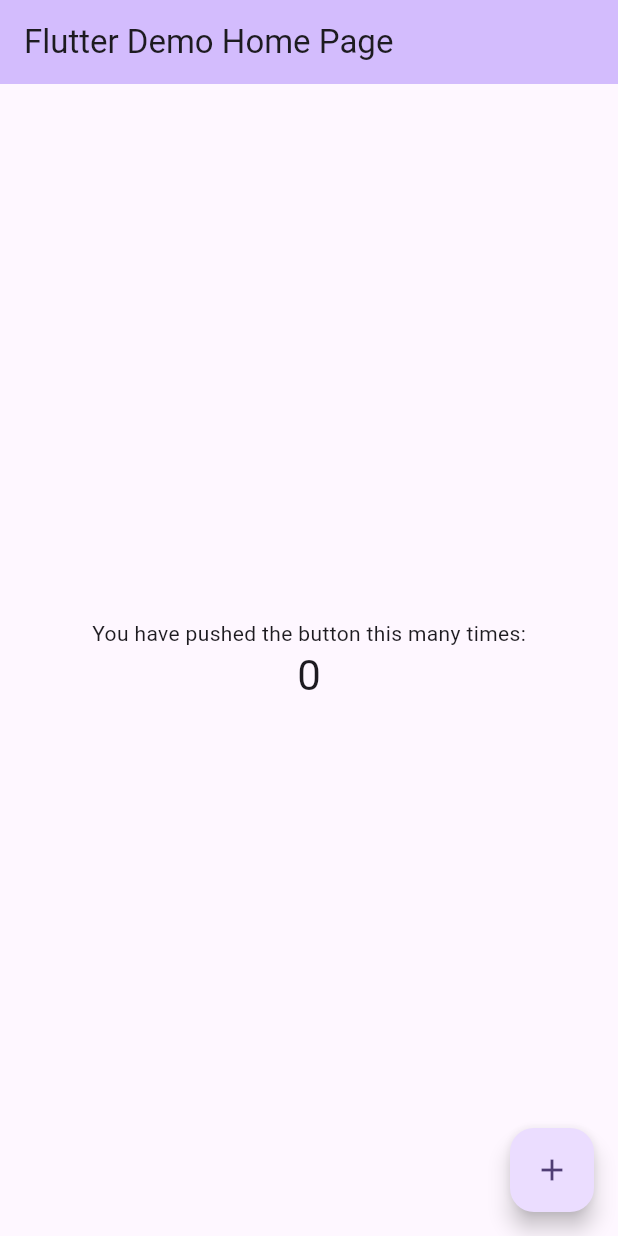
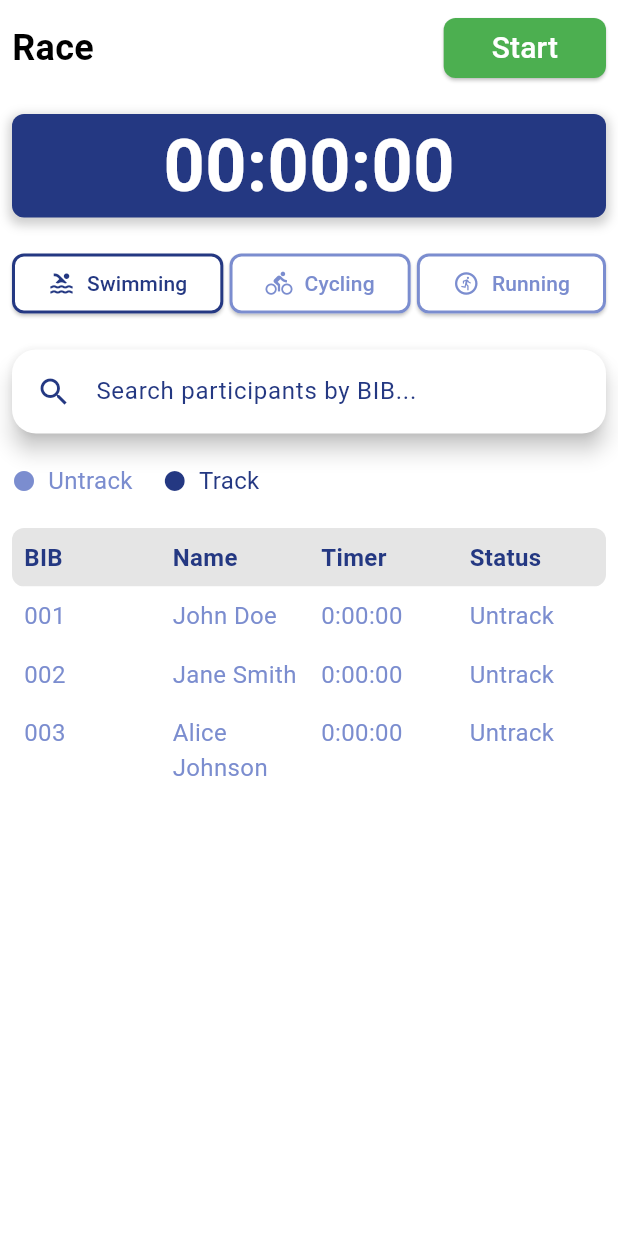
Before and after one commit to SamnangKong426/sport_chrono, a Flutter app: the screen it shows after launch, on a phone screen of 412 x 824 dp. Run offline on Flutter 3.47's test engine with Material 3 defaults, Android fonts, the phone set to English and light mode, and no system bars.

Commit message:
create race screen

```diff
--- a/lib/main.dart
+++ b/lib/main.dart
@@ -1,122 +1,13 @@
 import 'package:flutter/material.dart';
+import 'package:sport_chrono/themes/app_theme.dart';
+import 'package:sport_chrono/views/race_view.dart';
 
 void main() {
-  runApp(const MyApp());
+  runApp(
+    MaterialApp(
+      title: 'Sport Chrono',
+      theme: AppTheme.light,
+      home: const RaceView(),
+    ),
+  );
 }
-
-class MyApp extends StatelessWidget {
-  const MyApp({super.key});
-
-  // This widget is the root of your application.
-  @override
-  Widget build(BuildContext context) {
-    return MaterialApp(
-      title: 'Flutter Demo',
-      theme: ThemeData(
-        // This is the theme of your application.
-        //
-        // TRY THIS: Try running your application with "flutter run". You'll see
-        // the application has a purple toolbar. Then, without quitting the app,
-        // try changing the seedColor in the colorScheme below to Colors.green
-        // and then invoke "hot reload" (save your changes or press the "hot
-        // reload" button in a Flutter-supported IDE, or press "r" if you used
-        // the command line to start the app).
-        //
-        // Notice that the counter didn't reset back to zero; the application
-        // state is not lost during the reload. To reset the state, use hot
-        // restart instead.
-        //
-        // This works for code too, not just values: Most code changes can be
-        // tested with just a hot reload.
-        colorScheme: ColorScheme.fromSeed(seedColor: Colors.deepPurple),
-      ),
-      home: const MyHomePage(title: 'Flutter Demo Home Page'),
-    );
-  }
-}
-
-class MyHomePage extends StatefulWidget {
-  const MyHomePage({super.key, required this.title});
-
-  // This widget is the home page of your application. It is stateful, meaning
-  // that it has a State object (defined below) that contains fields that affect
-  // how it looks.
-
-  // This class is the configuration for the state. It holds the values (in this
-  // case the title) provided by the parent (in this case the App widget) and
-  // used by the build method of the State. Fields in a Widget subclass are
-  // always marked "final".
-
-  final String title;
-
-  @override
-  State<MyHomePage> createState() => _MyHomePageState();
-}
-
-class _MyHomePageState extends State<MyHomePage> {
-  int _counter = 0;
-
-  void _incrementCounter() {
-    setState(() {
-      // This call to setState tells the Flutter framework that something has
-      // changed in this State, which causes it to rerun the build method below
-      // so that the display can reflect the updated values. If we changed
-      // _counter without calling setState(), then the build method would not be
-      // called again, and so nothing would appear to happen.
-      _counter++;
-    });
-  }
-
-  @override
-  Widget build(BuildContext context) {
-    // This method is rerun every time setState is called, for instance as done
-    // by the _incrementCounter method above.
-    //
-    // The Flutter framework has been optimized to make rerunning build methods
-    // fast, so that you can just rebuild anything that needs updating rather
-    // than having to individually change instances of widgets.
-    return Scaffold(
-      appBar: AppBar(
-        // TRY THIS: Try changing the color here to a specific color (to
-        // Colors.amber, perhaps?) and trigger a hot reload to see the AppBar
-        // change color while the other colors stay the same.
-        backgroundColor: Theme.of(context).colorScheme.inversePrimary,
-        // Here we take the value from the MyHomePage object that was created by
-        // the App.build method, and use it to set our appbar title.
-        title: Text(widget.title),
-      ),
-      body: Center(
-        // Center is a layout widget. It takes a single child and positions it
-        // in the middle of the parent.
-        child: Column(
-          // Column is also a layout widget. It takes a list of children and
-          // arranges them vertically. By default, it sizes itself to fit its
-          // children horizontally, and tries to be as tall as its parent.
-          //
-          // Column has various properties to control how it sizes itself and
-          // how it positions its children. Here we use mainAxisAlignment to
-          // center the children vertically; the main axis here is the vertical
-          // axis because Columns are vertical (the cross axis would be
-          // horizontal).
-          //
-          // TRY THIS: Invoke "debug painting" (choose the "Toggle Debug Paint"
-          // action in the IDE, or press "p" in the console), to see the
-          // wireframe for each widget.
-          mainAxisAlignment: MainAxisAlignment.center,
-          children: <Widget>[
-            const Text('You have pushed the button this many times:'),
-            Text(
-              '$_counter',
-              style: Theme.of(context).textTheme.headlineMedium,
-            ),
-          ],
-        ),
-      ),
-      floatingActionButton: FloatingActionButton(
-        onPressed: _incrementCounter,
-        tooltip: 'Increment',
-        child: const Icon(Icons.add),
-      ), // This trailing comma makes auto-formatting nicer for build methods.
-    );
-  }
-}
--- /dev/null
+++ b/lib/models/participant_model.dart
@@ -0,0 +1,31 @@
+class Participant {
+  final String bib;
+  final String name;
+  final Duration timer;
+  final bool status;
+
+  Participant({
+    required this.bib,
+    required this.name,
+    required this.timer,
+    required this.status,
+  });
+
+  Map<String, dynamic> toJson() {
+    return {
+      'bib': bib,
+      'name': name,
+      'timer': timer.inSeconds,
+      'status': status,
+    };
+  }
+
+  factory Participant.fromJson(Map<String, dynamic> json) {
+    return Participant(
+      bib: json['bib'],
+      name: json['name'],
+      timer: Duration.zero,
+      status: false,
+    );
+  }
+}
--- /dev/null
+++ b/lib/services/participant_service.dart
@@ -0,0 +1,49 @@
+import '../models/participant_model.dart';
+
+class ParticipantService {
+  final List<Participant> _participants = [
+    Participant(
+      bib: '001',
+      name: 'John Doe',
+      timer: Duration.zero,
+      status: false,
+    ),
+    Participant(
+      bib: '002',
+      name: 'Jane Smith',
+      timer: Duration.zero,
+      status: false,
+    ),
+    Participant(
+      bib: '003',
+      name: 'Alice Johnson',
+      timer: Duration.zero,
+      status: false,
+    ),
+  ];
+
+  List<Participant> get participants => _participants;
+
+  void addParticipant(Participant participant) {
+    _participants.add(participant);
+  }
+
+  void removeParticipant(int index) {
+    if (index >= 0 && index < _participants.length) {
+      _participants.removeAt(index);
+    }
+  }
+
+  void removeAllParticipants() {
+    _participants.clear();
+  }
+
+  // For future implementation: store participants in local storage or remote database
+  Future<void> saveParticipants() async {
+    // Implementation for saving participants
+  }
+
+  Future<void> loadParticipants() async {
+    // Implementation for loading participants
+  }
+}
--- /dev/null
+++ b/lib/themes/app_theme.dart
@@ -0,0 +1,58 @@
+import 'package:flutter/material.dart';
+
+class AppTheme {
+  // Colors
+  static const Color primaryColor  = Color(0xFF7B8DCF);
+  static const Color selectedColor = Color(0xFF243882);
+
+  // Themedata
+  static final ThemeData light = ThemeData(
+    primaryColor: primaryColor,
+    colorScheme: ColorScheme.light(
+      primary: primaryColor,
+      secondary: selectedColor,
+    ),
+    scaffoldBackgroundColor: Colors.white,
+
+    textTheme: const TextTheme(
+      headlineMedium: TextStyle(    // used for your timer
+        fontSize: 48,
+        fontWeight: FontWeight.bold,
+        color: Colors.white,
+      ),
+      titleLarge: TextStyle(        // used for your “Race” title
+        fontSize: 24,
+        fontWeight: FontWeight.bold,
+        color: Colors.black,
+      ),
+      bodyLarge: TextStyle(color: primaryColor, fontSize: 16),
+      titleMedium: TextStyle(color: selectedColor, fontSize: 16),
+    ),
+
+    elevatedButtonTheme: ElevatedButtonThemeData(
+      style: ElevatedButton.styleFrom(
+        backgroundColor: Colors.green,
+        shape: RoundedRectangleBorder(
+          borderRadius: BorderRadius.circular(8),
+        ),
+      ),
+    ),
+
+    inputDecorationTheme: InputDecorationTheme(
+      contentPadding: const EdgeInsets.symmetric(horizontal: 16),
+      border: OutlineInputBorder(
+        borderRadius: BorderRadius.circular(16),
+      ),
+      enabledBorder: OutlineInputBorder(
+        borderRadius: BorderRadius.circular(16),
+        borderSide: const BorderSide(color: selectedColor),
+      ),
+      focusedBorder: OutlineInputBorder(
+        borderRadius: BorderRadius.circular(16),
+        borderSide: const BorderSide(color: selectedColor, width: 2),
+      ),
+      prefixIconColor: selectedColor,
+      hintStyle: const TextStyle(color: selectedColor, fontSize: 16),
+    ),
+  );
+}
--- /dev/null
+++ b/lib/views/race_view.dart
@@ -0,0 +1,337 @@
+import 'package:flutter/material.dart';
+import 'package:sport_chrono/models/participant_model.dart';
+import 'package:sport_chrono/widgets/sport_type_button.dart';
+
+class RaceView extends StatefulWidget {
+  const RaceView({super.key});
+
+  @override
+  State<RaceView> createState() => _RaceViewState();
+}
+
+class _RaceViewState extends State<RaceView> {
+  String _selectedSport = 'Swimming'; // default selected sport
+  List<Participant> participants = [
+    Participant(
+      bib: '001',
+      name: 'John Doe',
+      timer: Duration.zero,
+      status: false,
+    ),
+    Participant(
+      bib: '002',
+      name: 'Jane Smith',
+      timer: Duration.zero,
+      status: false,
+    ),
+    Participant(
+      bib: '003',
+      name: 'Alice Johnson',
+      timer: Duration.zero,
+      status: false,
+    ),
+  ];
+
+  @override
+  Widget build(BuildContext context) {
+    return Scaffold(
+      body: Padding(
+        padding: const EdgeInsets.all(8.0),
+        child: Column(
+          mainAxisAlignment: MainAxisAlignment.start,
+          children: <Widget>[
+            Row(
+              mainAxisAlignment: MainAxisAlignment.center,
+              children: <Widget>[
+                const Text(
+                  'Race',
+                  style: TextStyle(fontSize: 24, fontWeight: FontWeight.bold),
+                ),
+                const Spacer(),
+                ElevatedButton(
+                  onPressed: () {
+                    print('Race Started');
+                  },
+                  style: ElevatedButton.styleFrom(
+                    backgroundColor: Colors.green,
+                    shape: RoundedRectangleBorder(
+                      borderRadius: BorderRadius.circular(8.0),
+                    ),
+                  ),
+                  child: Padding(
+                    padding: const EdgeInsets.only(left: 8.0, right: 8.0),
+                    child: Text(
+                      'Start',
+                      style: TextStyle(color: Colors.white, fontSize: 20),
+                    ),
+                  ),
+                ),
+              ],
+            ),
+            const SizedBox(height: 20),
+
+            // Timer Display
+            Container(
+              width: double.infinity,
+              decoration: BoxDecoration(
+                color: Theme.of(context).colorScheme.secondary,
+                borderRadius: BorderRadius.circular(8.0),
+                boxShadow: [
+                  BoxShadow(
+                    color: Colors.grey.withOpacity(0.5),
+                    spreadRadius: 2,
+                    blurRadius: 5,
+                    offset: const Offset(0, 3),
+                  ),
+                ],
+              ),
+              child: Center(
+                child: const Text(
+                  '00:00:00',
+                  style: TextStyle(
+                    color: Colors.white,
+                    fontSize: 48,
+                    fontWeight: FontWeight.bold,
+                  ),
+                ),
+              ),
+            ),
+            const SizedBox(height: 20),
+
+            // Type of Triton sports (swimming, cycling, running)
+            Row(
+              mainAxisAlignment: MainAxisAlignment.center,
+              children: [
+                SportTypeButton(
+                  sportType: 'Swimming',
+                  iconData: Icons.pool,
+                  isSelected: _selectedSport == 'Swimming',
+                  onTap: () {
+                    setState(() => _selectedSport = 'Swimming');
+                    print('Swimming selected');
+                  },
+                ),
+                const Spacer(),
+                SportTypeButton(
+                  sportType: 'Cycling',
+                  iconData: Icons.directions_bike,
+                  isSelected: _selectedSport == 'Cycling',
+                  onTap: () {
+                    setState(() => _selectedSport = 'Cycling');
+                    print('Cycling selected');
+                  },
+                ),
+                const Spacer(),
+                SportTypeButton(
+                  sportType: 'Running',
+                  iconData: Icons.run_circle_outlined,
+                  isSelected: _selectedSport == 'Running',
+                  onTap: () {
+                    setState(() => _selectedSport = 'Running');
+                    print('Running selected');
+                  },
+                ),
+              ],
+            ),
+            const SizedBox(height: 20),
+
+            // Search Bar
+            SearchBar(
+              padding: MaterialStateProperty.all(
+                EdgeInsets.symmetric(horizontal: 16.0),
+              ),
+              leading: Icon(
+                Icons.search,
+                color: Theme.of(context).colorScheme.secondary,
+              ),
+              hintText: "Search participants by BIB...",
+              textStyle: MaterialStateProperty.all(
+                TextStyle(
+                  color: Theme.of(context).colorScheme.secondary,
+                  fontSize: 16,
+                ),
+              ),
+              shape: MaterialStateProperty.all(
+                RoundedRectangleBorder(
+                  borderRadius: BorderRadius.circular(16.0),
+                ),
+              ),
+              onChanged: (query) {
+                // Handle search query changes
+                print('Search query: $query');
+              },
+            ),
+
+            const SizedBox(height: 20),
+            // Status guide
+            Row(
+              children: [
+                Row(
+                  mainAxisAlignment: MainAxisAlignment.start,
+                  children: [
+                    Icon(
+                      Icons.circle,
+                      color: Theme.of(context).colorScheme.primary,
+                      size: 16,
+                    ),
+                    const SizedBox(width: 8.0),
+                    Text(
+                      'Untrack',
+                      style: TextStyle(
+                        color: Theme.of(context).colorScheme.primary,
+                        fontSize: 16,
+                      ),
+                    ),
+                  ],
+                ),
+                const SizedBox(width: 20.0),
+                Row(
+                  mainAxisAlignment: MainAxisAlignment.start,
+                  children: [
+                    Icon(
+                      Icons.circle,
+                      color: Theme.of(context).colorScheme.secondary,
+                      size: 16,
+                    ),
+                    const SizedBox(width: 8.0),
+                    Text(
+                      'Track',
+                      style: TextStyle(
+                        color: Theme.of(context).colorScheme.secondary,
+                        fontSize: 16,
+                      ),
+                    ),
+                  ],
+                ),
+              ],
+            ),
+            const SizedBox(height: 20),
+
+            // Table of participants
+            ParticipantTable(participants: participants),
+          ],
+        ),
+      ),
+    );
+  }
+}
+
+class ParticipantTable extends StatelessWidget {
+  const ParticipantTable({super.key, required this.participants});
+
+  final List<Participant> participants;
+
+  @override
+  Widget build(BuildContext context) {
+    return Table(
+      // border: TableBorder.all(color: kPrimaryColor),
+      children: [
+        TableRow(
+          decoration: BoxDecoration(
+            color: Colors.black.withOpacity(0.1),
+            borderRadius: BorderRadius.circular(8.0),
+          ),
+          children: [
+            Padding(
+              padding: const EdgeInsets.all(8.0),
+              child: Text(
+                'BIB',
+                style: TextStyle(
+                  color: Theme.of(context).colorScheme.secondary,
+                  fontSize: 16,
+                  fontWeight: FontWeight.bold,
+                ),
+              ),
+            ),
+            Padding(
+              padding: const EdgeInsets.all(8.0),
+              child: Text(
+                'Name',
+                style: TextStyle(
+                  color: Theme.of(context).colorScheme.secondary,
+                  fontSize: 16,
+                  fontWeight: FontWeight.bold,
+                ),
+              ),
+            ),
+            Padding(
+              padding: const EdgeInsets.all(8.0),
+              child: Text(
+                'Timer',
+                style: TextStyle(
+                  color: Theme.of(context).colorScheme.secondary,
+                  fontSize: 16,
+                  fontWeight: FontWeight.bold,
+                ),
+              ),
+            ),
+            Padding(
+              padding: const EdgeInsets.all(8.0),
+              child: Text(
+                'Status',
+                style: TextStyle(
+                  color: Theme.of(context).colorScheme.secondary,
+                  fontSize: 16,
+                  fontWeight: FontWeight.bold,
+                ),
+              ),
+            ),
+          ],
+        ),
+        ...participants.map((participant) {
+          return TableRow(
+            decoration: BoxDecoration(
+              color: Colors.white,
+              borderRadius: BorderRadius.circular(8.0),
+            ),
+            children: [
+              Padding(
+                padding: const EdgeInsets.all(8.0),
+                child: Text(
+                  participant.bib.toString(),
+                  style: TextStyle(
+                    color: Theme.of(context).colorScheme.primary,
+                    fontSize: 16,
+                  ),
+                ),
+              ),
+              Padding(
+                padding: const EdgeInsets.all(8.0),
+                child: Text(
+                  participant.name,
+                  style: TextStyle(
+                    color: Theme.of(context).colorScheme.primary,
+                    fontSize: 16,
+                  ),
+                ),
+              ),
+              Padding(
+                padding: const EdgeInsets.all(8.0),
+                child: Text(
+                  participant.timer
+                      .toString()
+                      .split('.')
+                      .first, // Format Duration
+                  style: TextStyle(
+                    color: Theme.of(context).colorScheme.primary,
+                    fontSize: 16,
+                  ),
+                ),
+              ),
+              Padding(
+                padding: const EdgeInsets.all(8.0),
+                child: Text(
+                  participant.status ? 'Track' : 'Untrack',
+                  style: TextStyle(
+                    color: Theme.of(context).colorScheme.primary,
+                    fontSize: 16,
+                  ),
+                ),
+              ),
+            ],
+          );
+        }).toList(),
+      ],
+    );
+  }
+}
--- /dev/null
+++ b/lib/widgets/search_bar.dart
@@ -0,0 +1,46 @@
+import 'package:flutter/material.dart';
+
+const Color kPrimaryColor = Color(0xFF7B8DCF);
+const Color kSelectedColor = Color(0xFF243882);
+
+
+class SearchBar extends StatefulWidget {
+  @override
+  _SearchBarState createState() => _SearchBarState();
+}
+
+class _SearchBarState extends State<SearchBar> {
+  String query = '';
+
+  void onQueryChanged(String newQuery) {
+    setState(() {
+      query = newQuery;
+    });
+  }
+
+  @override
+  Widget build(BuildContext context) {
+    return TextField(
+      onChanged: onQueryChanged,
+      decoration: InputDecoration(
+        labelText: 'Search participants by BIB...',
+        prefixIcon: Icon(Icons.search, color: kSelectedColor),
+        labelStyle: TextStyle(color: kSelectedColor, fontSize: 16),
+        enabledBorder: OutlineInputBorder(
+          borderRadius: BorderRadius.circular(8.0),
+          borderSide: BorderSide(
+            color: kSelectedColor,
+            width: 2, // Increased border width
+          ),
+        ),
+        border: OutlineInputBorder(
+          borderRadius: BorderRadius.circular(8.0),
+          borderSide: BorderSide(
+            color: kSelectedColor,
+            width: 2, // Increased border width
+          ),
+        ),
+      ),
+    );
+  }
+}
--- /dev/null
+++ b/lib/widgets/sport_type_button.dart
@@ -0,0 +1,50 @@
+import 'package:flutter/material.dart';
+
+class SportTypeButton extends StatefulWidget {
+  const SportTypeButton({
+    super.key,
+    required this.sportType,
+    required this.iconData,
+    required this.isSelected,
+    required this.onTap,
+  });
+
+  final String sportType;
+  final IconData iconData;
+  final bool isSelected;
+  final VoidCallback onTap;
+
+  @override
+  State<SportTypeButton> createState() => _SportTypeButtonState();
+}
+
+class _SportTypeButtonState extends State<SportTypeButton> {
+  @override
+  Widget build(BuildContext context) {
+    final primary = Theme.of(context).colorScheme.primary;
+    final selected = Theme.of(context).colorScheme.secondary;
+    return ElevatedButton(
+      onPressed: widget.onTap,
+      style: ElevatedButton.styleFrom(
+        backgroundColor: Colors.white,
+        shape: RoundedRectangleBorder(
+          borderRadius: BorderRadius.circular(8.0),
+          side: BorderSide(
+            color: widget.isSelected ? selected : primary,
+            width: 2,
+          ),
+        ),
+      ),
+      child: Row(
+        children: [
+          Icon(widget.iconData, color: widget.isSelected ? selected : primary),
+          const SizedBox(width: 8.0),
+          Text(
+            widget.sportType,
+            style: TextStyle(color: widget.isSelected ? selected : primary),
+          ),
+        ],
+      ),
+    );
+  }
+}
```
Also changed, not shown: pubspec.yaml (+4 -3 lines), assets/icons/tabler_swimming.png (added), pubspec.lock.
